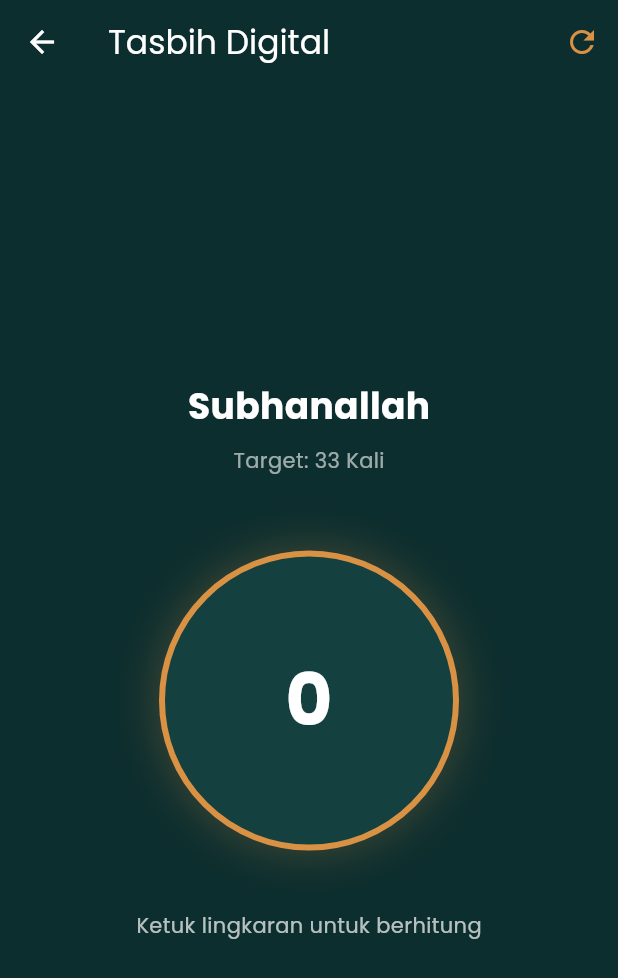
After one commit to SyafiqIkhsan/MuslimApps, a Flutter app: the TasbihScreen screen opened directly, on a phone screen of 412 x 824 dp. The commit adds this screen. Shown: the top 978 px of the screen. Run offline on Flutter 3.47's test engine with Material 3 defaults, Android fonts, the phone set to English and light mode, and no system bars; our stand-ins replace adhan, geolocator, google_fonts.

Commit message:
doa, tasbih, asmaul husna

```diff
--- /dev/null
+++ b/muslim_apps/lib/presentation/screens/tasbih_screen.dart
@@ -0,0 +1,97 @@
+import 'package:flutter/material.dart';
+import '../../core/app_colors.dart';
+
+class TasbihScreen extends StatefulWidget {
+  const TasbihScreen({super.key});
+
+  @override
+  State<TasbihScreen> createState() => _TasbihScreenState();
+}
+
+class _TasbihScreenState extends State<TasbihScreen> {
+  int _counter = 0;
+  String _currentZikir = "Subhanallah";
+
+  void _incrementCounter() {
+    setState(() {
+      _counter++;
+      if (_counter == 33) {
+        // Otomatis ganti zikir setelah 33 kali
+        if (_currentZikir == "Subhanallah") {
+          _currentZikir = "Alhamdulillah";
+          _counter = 0;
+        } else if (_currentZikir == "Alhamdulillah") {
+          _currentZikir = "Allahu Akbar";
+          _counter = 0;
+        } else {
+          _currentZikir = "Subhanallah";
+          _counter = 0;
+        }
+      }
+    });
+  }
+
+  void _resetCounter() {
+    setState(() {
+      _counter = 0;
+    });
+  }
+
+  @override
+  Widget build(BuildContext context) {
+    return Scaffold(
+      backgroundColor: AppColors.primaryEmerald,
+      appBar: AppBar(
+        title: const Text("Tasbih Digital", style: TextStyle(color: Colors.white)),
+        backgroundColor: AppColors.primaryEmerald,
+        iconTheme: const IconThemeData(color: Colors.white),
+        actions: [
+          IconButton(
+            icon: const Icon(Icons.refresh, color: AppColors.accentGold),
+            onPressed: _resetCounter,
+          )
+        ],
+      ),
+      body: Center(
+        child: Column(
+          mainAxisAlignment: MainAxisAlignment.center,
+          children: [
+            Text(_currentZikir, style: const TextStyle(color: Colors.white, fontSize: 24, fontWeight: FontWeight.bold)),
+            const SizedBox(height: 10),
+            const Text("Target: 33 Kali", style: TextStyle(color: Colors.white60, fontSize: 14)),
+            const SizedBox(height: 50),
+
+            // Tombol Penghitung Lingkaran Besar
+            GestureDetector(
+              onTap: _incrementCounter,
+              child: Container(
+                width: 200,
+                height: 200,
+                decoration: BoxDecoration(
+                  color: AppColors.secondaryEmerald,
+                  shape: BoxShape.circle,
+                  border: Border.all(color: AppColors.accentGold, width: 4),
+                  boxShadow: [
+                    BoxShadow(
+                      color: AppColors.accentGold.withOpacity(0.2),
+                      blurRadius: 20,
+                      spreadRadius: 5,
+                    )
+                  ],
+                ),
+                child: Center(
+                  child: Text(
+                    "$_counter",
+                    style: const TextStyle(color: Colors.white, fontSize: 48, fontWeight: FontWeight.bold),
+                  ),
+                ),
+              ),
+            ),
+            const SizedBox(height: 40),
+            const Text("Ketuk lingkaran untuk berhitung", style: TextStyle(color: Colors.white70, fontSize: 14)),
+          ],
+        ),
+      ),
+    );
+  }
+}
```
Also changed, not shown: muslim_apps/lib/presentation/screens/asmaul_husna_screen.dart (added, +48 -0 lines), muslim_apps/lib/presentation/screens/doa_screen.dart (added, +73 -0 lines), muslim_apps/lib/presentation/screens/home_screen.dart (+14 -5 lines).
